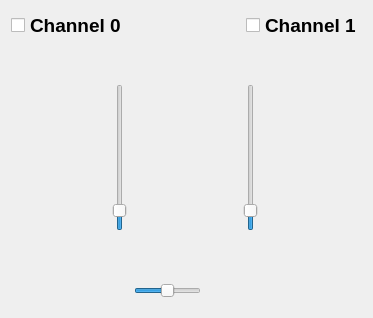
This is ui/mainwindow.ui in Melomanstd/daq_gui as Qt 5 draws it before an edit. The edited form follows.
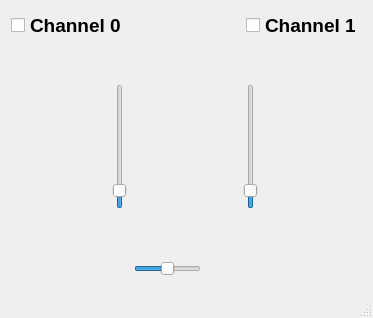
This is the edited form. Icons and pictures are not drawn.

Commit message: status bar

What changed in the file:
```diff
--- a/ui/mainwindow.ui
+++ b/ui/mainwindow.ui
@@ -560,6 +560,7 @@
     </rect>
    </property>
   </widget>
+  <widget class="QStatusBar" name="statusBar"/>
  </widget>
  <layoutdefault spacing="6" margin="11"/>
  <resources>
```
The commit also changes 2 other files.
